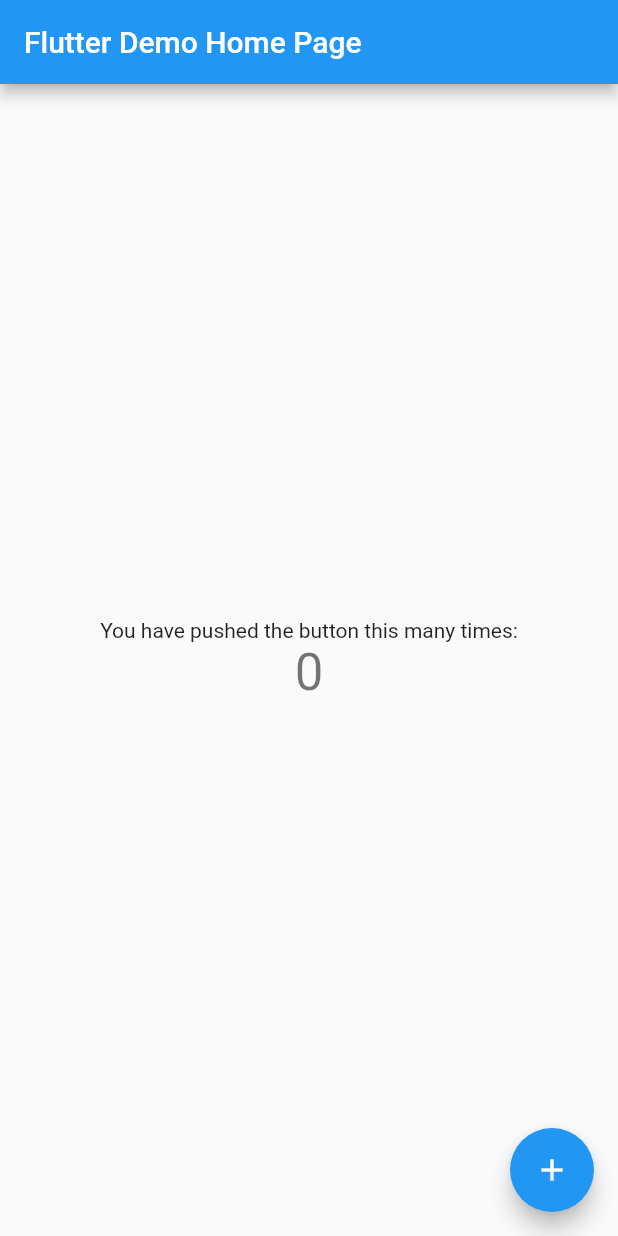
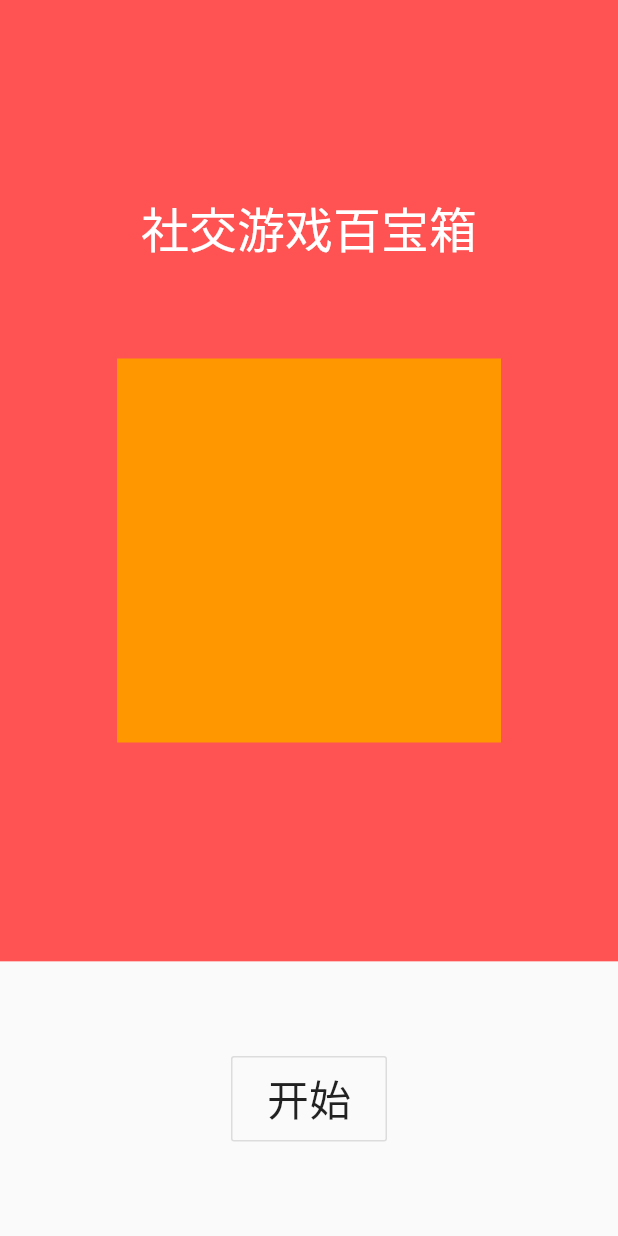
Before and after one commit to LittleboyHarry/demo-flutter-gamebox, a Flutter app: the screen it shows after launch, on a phone screen of 412 x 824 dp. Run offline on Flutter 3.47's test engine with Material 2 defaults, Android fonts, the phone set to English and light mode, and no system bars.

Commit message:
首屏结构

```diff
--- a/lib/main.dart
+++ b/lib/main.dart
@@ -1,4 +1,5 @@
 import 'package:flutter/material.dart';
+import 'routes/welcome_route.dart';
 
 void main() {
   runApp(MyApp());
@@ -26,92 +27,7 @@ class MyApp extends StatelessWidget {
         // closer together (more dense) than on mobile platforms.
         visualDensity: VisualDensity.adaptivePlatformDensity,
       ),
-      home: MyHomePage(title: 'Flutter Demo Home Page'),
+      home: WelcomeRoute(),
     );
   }
 }
-
-class MyHomePage extends StatefulWidget {
-  MyHomePage({Key key, this.title}) : super(key: key);
-
-  // This widget is the home page of your application. It is stateful, meaning
-  // that it has a State object (defined below) that contains fields that affect
-  // how it looks.
-
-  // This class is the configuration for the state. It holds the values (in this
-  // case the title) provided by the parent (in this case the App widget) and
-  // used by the build method of the State. Fields in a Widget subclass are
-  // always marked "final".
-
-  final String title;
-
-  @override
-  _MyHomePageState createState() => _MyHomePageState();
-}
-
-class _MyHomePageState extends State<MyHomePage> {
-  int _counter = 0;
-
-  void _incrementCounter() {
-    setState(() {
-      // This call to setState tells the Flutter framework that something has
-      // changed in this State, which causes it to rerun the build method below
-      // so that the display can reflect the updated values. If we changed
-      // _counter without calling setState(), then the build method would not be
-      // called again, and so nothing would appear to happen.
-      _counter++;
-    });
-  }
-
-  @override
-  Widget build(BuildContext context) {
-    // This method is rerun every time setState is called, for instance as done
-    // by the _incrementCounter method above.
-    //
-    // The Flutter framework has been optimized to make rerunning build methods
-    // fast, so that you can just rebuild anything that needs updating rather
-    // than having to individually change instances of widgets.
-    return Scaffold(
-      appBar: AppBar(
-        // Here we take the value from the MyHomePage object that was created by
-        // the App.build method, and use it to set our appbar title.
-        title: Text(widget.title),
-      ),
-      body: Center(
-        // Center is a layout widget. It takes a single child and positions it
-        // in the middle of the parent.
-        child: Column(
-          // Column is also a layout widget. It takes a list of children and
-          // arranges them vertically. By default, it sizes itself to fit its
-          // children horizontally, and tries to be as tall as its parent.
-          //
-          // Invoke "debug painting" (press "p" in the console, choose the
-          // "Toggle Debug Paint" action from the Flutter Inspector in Android
-          // Studio, or the "Toggle Debug Paint" command in Visual Studio Code)
-          // to see the wireframe for each widget.
-          //
-          // Column has various properties to control how it sizes itself and
-          // how it positions its children. Here we use mainAxisAlignment to
-          // center the children vertically; the main axis here is the vertical
-          // axis because Columns are vertical (the cross axis would be
-          // horizontal).
-          mainAxisAlignment: MainAxisAlignment.center,
-          children: <Widget>[
-            Text(
-              'You have pushed the button this many times:',
-            ),
-            Text(
-              '$_counter',
-              style: Theme.of(context).textTheme.headline4,
-            ),
-          ],
-        ),
-      ),
-      floatingActionButton: FloatingActionButton(
-        onPressed: _incrementCounter,
-        tooltip: 'Increment',
-        child: Icon(Icons.add),
-      ), // This trailing comma makes auto-formatting nicer for build methods.
-    );
-  }
-}
--- /dev/null
+++ b/lib/routes/center_route.dart
@@ -0,0 +1,13 @@
+import 'package:flutter/material.dart';
+
+class CenterRoute extends StatelessWidget {
+  const CenterRoute({
+    Key key,
+  }) : super(key: key);
+
+  @override
+  Widget build(BuildContext context) {
+    return Scaffold(
+        body: Center(child: Text('center')));
+  }
+}
--- /dev/null
+++ b/lib/routes/welcome_route.dart
@@ -0,0 +1,58 @@
+import 'package:flutter/material.dart';
+import 'center_route.dart';
+
+class WelcomeRoute extends StatelessWidget {
+  const WelcomeRoute({
+    Key key,
+  }) : super(key: key);
+
+  @override
+  Widget build(BuildContext context) {
+    return Scaffold(
+        body: Column(
+          children: [
+            Expanded(
+                flex: 7,
+                child: Container(
+                  decoration: BoxDecoration(color: Colors.redAccent),
+                  child: Column(
+                    children: [
+                      Container(
+                        height: 128,
+                      ),
+                      Center(
+                        child: Text('社交游戏百宝箱',
+                            style: TextStyle(
+                                color: Colors.white, fontSize: 32)),
+                      ),
+                      Container(
+                        height: 64,
+                      ),
+                      Center(
+                        child: Container(
+                          width: 256,
+                          height: 256,
+                          decoration: BoxDecoration(color: Colors.orange),
+                        ),
+                      ),
+                    ],
+                  ),
+                )),
+            Expanded(
+                flex: 2,
+                child: Center(
+                    child: OutlineButton(
+                      child: Padding(
+                        padding: const EdgeInsets.all(8.0),
+                        child: Text("开始", style: TextStyle(fontSize: 28)),
+                      ),
+                      onPressed: () {
+                        Navigator.pushReplacement(context, MaterialPageRoute(
+                            builder: (BuildContext context) => CenterRoute()
+                        ));
+                      },
+                    )))
+          ],
+        ));
+  }
+}
```
Also changed, not shown: 1 other file.
